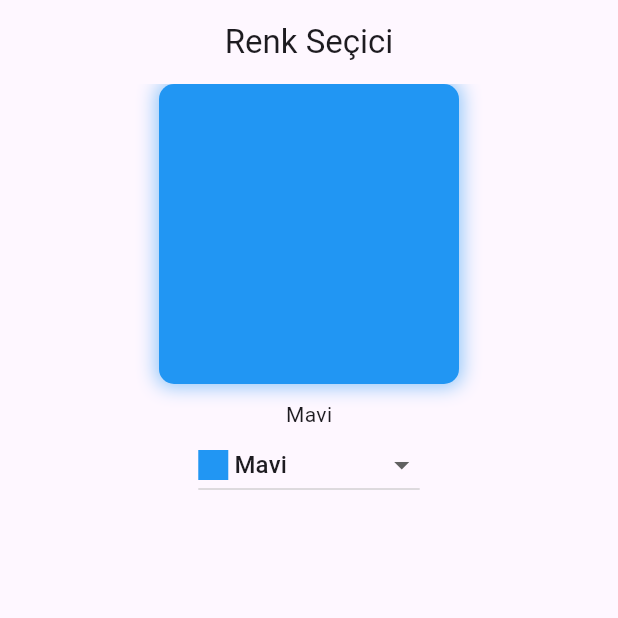
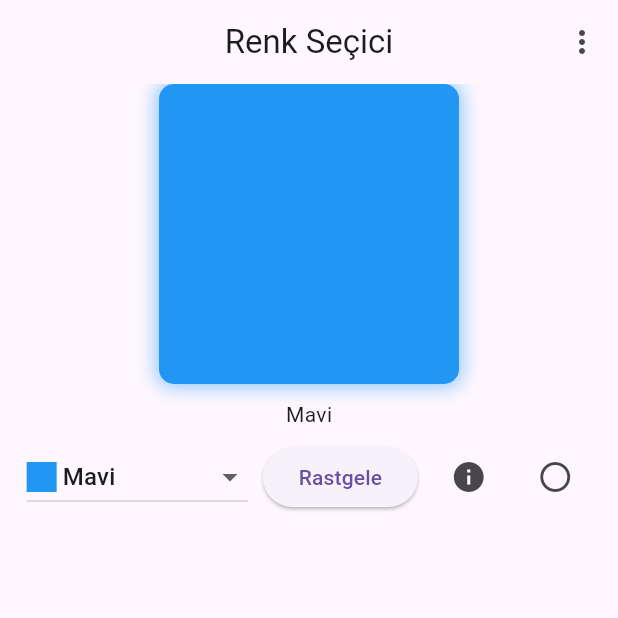
Before and after one commit to brkgncr/flutter_color_choose, a Flutter app: the screen it shows after launch, on a phone screen of 412 x 824 dp, the top half of it. Run offline on Flutter 3.47's test engine with Material 3 defaults, Android fonts, the light colour scheme and no system bars; our stand-ins replace fluttertoast.

Commit message:
added button for random color selection, added rgb for color information, added square or circle box, added toast notification, added popupmenu, added show and hide color name

```diff
--- a/lib/main.dart
+++ b/lib/main.dart
@@ -1,4 +1,7 @@
+import 'dart:math';
+
 import 'package:flutter/material.dart';
+import 'package:fluttertoast/fluttertoast.dart';
 
 void main(List<String> args) {
   runApp(MyApp());
@@ -22,10 +25,42 @@
 
 class _ColorPickerPageState extends State<ColorPickerPage> {
   Color selectedColor = Colors.blue;
+  bool isCircular = false;
+  bool isShowColorName = true;
+
+  void _rastgeleRenkSec() {
+    final colors = renkler.keys.toList();
+    final rastgeleSayi = Random().nextInt(colors.length);
+    final randomColor = colors[Random().nextInt(colors.length)];
+    setState(() {
+      selectedColor = randomColor;
+      debugPrint(rastgeleSayi.toString());
+    });
+  }
+
+  void _renginKodunuGoster() {
+    Fluttertoast.showToast(
+      msg:
+          "RGB : (${selectedColor.red}, ${selectedColor.green}, ${selectedColor.blue})",
+      toastLength: Toast.LENGTH_LONG,
+      gravity: ToastGravity.BOTTOM,
+      timeInSecForIosWeb: 1,
+      backgroundColor: selectedColor,
+      textColor: Colors.white,
+      fontSize: 24.0,
+    );
+  }
+
+  void _containerSekliniDegistir() {
+    setState(() {
+      isCircular = !isCircular;
+    });
+  }
+
   final Map<Color, String> renkler = {
     Colors.red: 'Kırmızı',
     Colors.blue: 'Mavi',
-    Colors.green: 'Yeşil',
+    const Color.fromARGB(255, 224, 255, 225): 'Yeşil',
     Colors.yellow: 'Sarı',
     Colors.orange: 'Turuncu',
     Colors.purple: 'Mor',
@@ -47,7 +82,44 @@
   @override
   Widget build(BuildContext context) {
     return Scaffold(
-      appBar: AppBar(title: Text('Renk Seçici'), centerTitle: true),
+      appBar: AppBar(
+        title: Text('Renk Seçici'),
+        centerTitle: true,
+        actions: [
+          PopupMenuButton<String>(
+            onSelected: (value) {
+              setState(() {
+                isShowColorName = !isShowColorName;
+              });
+            },
+            itemBuilder: (context) {
+              return [
+                PopupMenuItem(
+                  value: "a",
+                  child: Row(
+                    children: [
+                      Icon(
+                        isShowColorName
+                            ? Icons.visibility_off
+                            : Icons.visibility,
+                        size: 20,
+                        color: Colors.black54,
+                      ),
+                      const SizedBox(width: 8),
+                      Text(
+                        isShowColorName
+                            ? "Renk Adını Gizle"
+                            : "Renk Adını Göster",
+                      ),
+                    ],
+                  ),
+                ),
+              ];
+            },
+            icon: Icon(Icons.more_vert),
+          ),
+        ],
+      ),
       body: Center(
         child: Column(
           children: [
@@ -56,7 +128,7 @@
               height: 200,
               decoration: BoxDecoration(
                 color: selectedColor,
-                borderRadius: BorderRadius.circular(10),
+                borderRadius: BorderRadius.circular(isCircular ? 100 : 10),
                 boxShadow: [
                   BoxShadow(
                     color: selectedColor.withOpacity(0.5),
@@ -67,9 +139,13 @@
               ),
             ),
             SizedBox(height: 10),
-            Text("Mavi"),
-            Row(
-              mainAxisAlignment: MainAxisAlignment.center,
+            isShowColorName
+                ? Text(renkler[selectedColor] ?? 'Seçilen Renk')
+                : SizedBox(),
+            Padding(
+              padding: const EdgeInsets.all(8.0),
+              child: Row(
+                mainAxisAlignment: MainAxisAlignment.spaceEvenly,
                 children: [
                   DropdownButton<Color>(
                     value: selectedColor,
@@ -96,7 +172,26 @@
                       });
                     },
                   ),
+                  ElevatedButton(
+                    onPressed: _rastgeleRenkSec,
+                    child: Text("Rastgele"),
+                  ),
+                  IconButton(
+                    onPressed: _renginKodunuGoster,
+                    icon: Icon(Icons.info),
+                  ),
+                  IconButton(
+                    onPressed: () {
+                      _containerSekliniDegistir();
+                    },
+                    icon: Icon(
+                      isCircular
+                          ? Icons.square_outlined
+                          : Icons.circle_outlined,
+                    ),
+                  ),
                 ],
+              ),
             ),
           ],
         ),
--- a/pubspec.yaml
+++ b/pubspec.yaml
@@ -34,6 +34,7 @@ dependencies:
   # The following adds the Cupertino Icons font to your application.
   # Use with the CupertinoIcons class for iOS style icons.
   cupertino_icons: ^1.0.8
+  fluttertoast: ^8.2.8
 
 dev_dependencies:
   flutter_test:
```
Also changed, not shown: pubspec.lock. Lines whose indentation alone changed are shown as unchanged.
